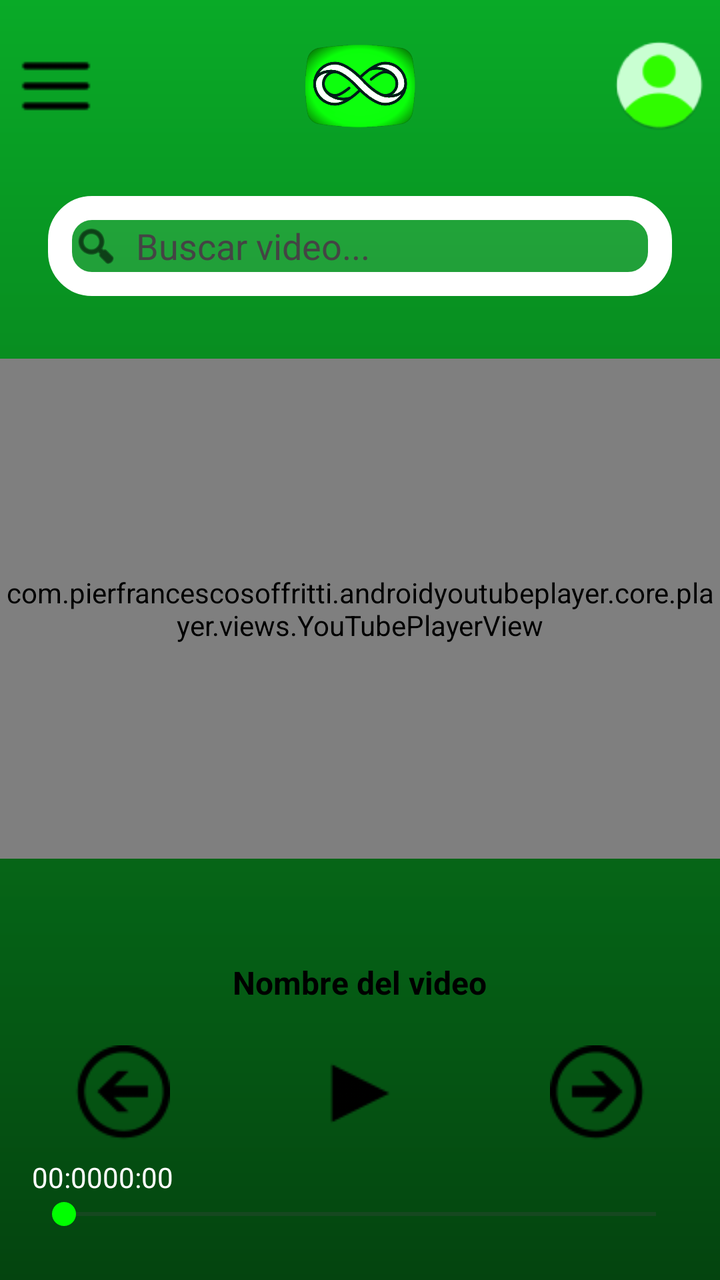
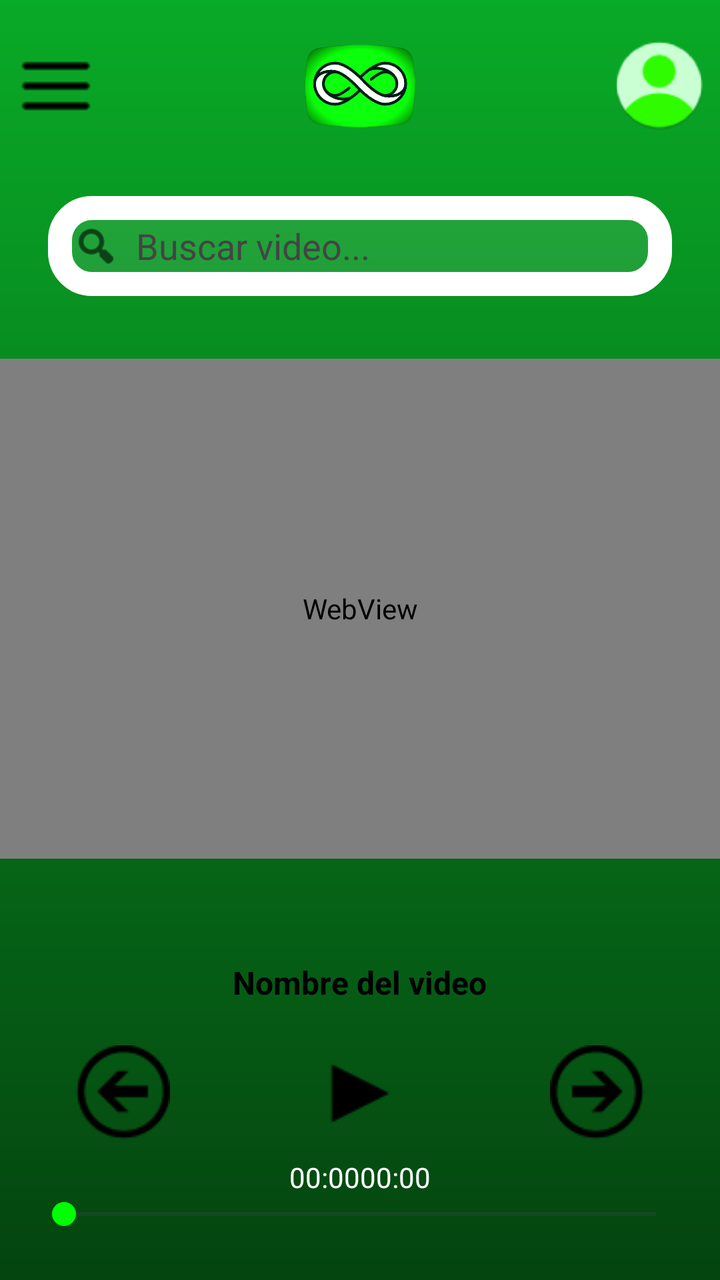

Two renders of the same Android screen: before a commit and after it. Below are the layout's source before the change and the commit's diff.
<!-- AndroidManifest.xml: application theme Theme.LoopTube -->
<!-- res/layout/activity_main.xml -->
<?xml version="1.0" encoding="utf-8"?>
<androidx.constraintlayout.widget.ConstraintLayout
    xmlns:android="http://schemas.android.com/apk/res/android"
    xmlns:app="http://schemas.android.com/apk/res-auto"
    xmlns:tools="http://schemas.android.com/tools"
    android:layout_width="match_parent"
    android:layout_height="match_parent"
    android:background="@drawable/gradiente_verde"
    tools:context=".MainActivity">

    
    <androidx.constraintlayout.widget.ConstraintLayout
        android:id="@+id/header"
        android:layout_width="match_parent"
        android:layout_height="wrap_content"
        android:padding="8dp"
        app:layout_constraintTop_toTopOf="parent">

        <ImageButton
            android:id="@+id/btnMenu"
            android:layout_width="40dp"
            android:layout_height="40dp"
            android:src="@drawable/ic_menu"
            android:background="@null"
            android:contentDescription="Menú"
            app:tint="#000000"
            app:layout_constraintStart_toStartOf="parent"
            app:layout_constraintTop_toTopOf="parent"
            app:layout_constraintBottom_toBottomOf="parent" />

        <ImageView
            android:id="@+id/logoApp"
            android:layout_width="70dp"
            android:layout_height="70dp"
            android:src="@drawable/looptubeicon"
            android:contentDescription="Logo LoopTube"
            app:layout_constraintTop_toTopOf="parent"
            app:layout_constraintBottom_toBottomOf="parent"
            app:layout_constraintStart_toStartOf="parent"
            app:layout_constraintEnd_toEndOf="parent" />

        <ImageButton
            android:id="@+id/btnPerfil"
            android:layout_width="45dp"
            android:layout_height="45dp"
            android:background="@drawable/circle_background"
            android:contentDescription="Perfil"
            android:scaleType="centerInside"
            android:padding="8dp"
            app:tint="@android:color/white"
            app:layout_constraintEnd_toEndOf="parent"
            app:layout_constraintTop_toTopOf="parent"
            app:layout_constraintBottom_toBottomOf="parent" />
    </androidx.constraintlayout.widget.ConstraintLayout>

    <LinearLayout
        android:id="@+id/searchContainer"
        android:layout_width="0dp"
        android:layout_height="50dp"
        android:layout_marginTop="12dp"
        android:orientation="horizontal"
        android:background="@drawable/fondo_formulario"
        android:paddingHorizontal="12dp"
        android:gravity="center_vertical"
        app:layout_constraintTop_toBottomOf="@id/header"
        app:layout_constraintStart_toStartOf="parent"
        app:layout_constraintEnd_toEndOf="parent"
        android:layout_marginHorizontal="24dp">

        <ImageView
            android:layout_width="24dp"
            android:layout_height="24dp"
            android:src="@android:drawable/ic_menu_search"
            android:tint="#000000"
            android:layout_marginEnd="8dp"/>

        <EditText
            android:id="@+id/etBuscar"
            android:layout_width="0dp"
            android:layout_height="wrap_content"
            android:layout_weight="1"
            android:hint="Buscar video..."
            android:textColor="#000000"
            android:background="@null"
            android:inputType="text"
            android:textColorHint="#444444"/>
    </LinearLayout>

    
    <com.pierfrancescosoffritti.androidyoutubeplayer.core.player.views.YouTubePlayerView
        android:id="@+id/youtubePlayer"
        android:layout_width="match_parent"
        android:layout_height="250dp"
        app:layout_constraintTop_toBottomOf="@id/searchContainer"
        app:layout_constraintStart_toStartOf="parent"
        app:layout_constraintEnd_toEndOf="parent"
        app:layout_constraintBottom_toTopOf="@id/contenedorReproductor"/>

    <LinearLayout
        android:id="@+id/contenedorReproductor"
        android:layout_width="0dp"
        android:layout_height="wrap_content"
        android:orientation="vertical"
        android:gravity="center_horizontal"
        android:padding="16dp"
        app:layout_constraintBottom_toBottomOf="parent"
        app:layout_constraintStart_toStartOf="parent"
        app:layout_constraintEnd_toEndOf="parent">

        <TextView
            android:id="@+id/tvTitulo"
            android:layout_width="wrap_content"
            android:layout_height="wrap_content"
            android:text="Nombre del video"
            android:textColor="#000000"
            android:textSize="16sp"
            android:textStyle="bold"
            android:layout_marginTop="4dp"/>

        <androidx.constraintlayout.widget.ConstraintLayout
            android:id="@+id/contenedorControles"
            android:layout_width="match_parent"
            android:layout_height="wrap_content"
            android:paddingHorizontal="20dp"
            android:layout_marginTop="12dp">

            <ImageButton
                android:id="@+id/btnPrev"
                android:layout_width="50dp"
                android:layout_height="50dp"
                android:src="@drawable/ic_prev"
                android:background="@null"
                app:tint="#000000"
                app:layout_constraintStart_toStartOf="parent"
                app:layout_constraintTop_toTopOf="parent"
                app:layout_constraintBottom_toBottomOf="parent" />

            <ImageButton
                android:id="@+id/btnPlay"
                android:layout_width="65dp"
                android:layout_height="65dp"
                android:src="@drawable/ic_play"
                android:background="@null"
                app:tint="#000000"
                app:layout_constraintStart_toStartOf="parent"
                app:layout_constraintEnd_toEndOf="parent"
                app:layout_constraintTop_toTopOf="parent"
                app:layout_constraintBottom_toBottomOf="parent" />

            <ImageButton
                android:id="@+id/btnNext"
                android:layout_width="50dp"
                android:layout_height="50dp"
                android:src="@drawable/ic_next"
                android:background="@null"
                app:tint="#000000"
                app:layout_constraintEnd_toEndOf="parent"
                app:layout_constraintTop_toTopOf="parent"
                app:layout_constraintBottom_toBottomOf="parent" />

        </androidx.constraintlayout.widget.ConstraintLayout>

        
        <LinearLayout
            android:layout_width="match_parent"
            android:layout_height="wrap_content"
            android:orientation="vertical"
            android:gravity="center"
            android:layout_marginBottom="8dp">

            <LinearLayout
                android:layout_width="match_parent"
                android:layout_height="wrap_content"
                android:orientation="horizontal"
                android:gravity="space_between|center_vertical">

                <TextView
                    android:id="@+id/tvTiempoInicio"
                    android:layout_width="wrap_content"
                    android:layout_height="wrap_content"
                    android:text="00:00"
                    android:textColor="#FFFFFF"/>

                <TextView
                    android:id="@+id/tvTiempoFin"
                    android:layout_width="wrap_content"
                    android:layout_height="wrap_content"
                    android:text="00:00"
                    android:textColor="#FFFFFF"/>
            </LinearLayout>

            <SeekBar
                android:id="@+id/seekBar"
                android:layout_width="match_parent"
                android:layout_height="wrap_content"
                android:progressTint="#00FF00"
                android:thumbTint="#00FF00"/>
        </LinearLayout>
    </LinearLayout>

</androidx.constraintlayout.widget.ConstraintLayout>
<!-- resources referenced by this layout -->
<resources>
  <!-- drawable circle_background: png bitmap (drawable, 2626 bytes) -->
  <!-- drawable fondo_formulario (drawable) -->
  <?xml version="1.0" encoding="utf-8"?>
  <shape xmlns:android="http://schemas.android.com/apk/res/android">
      <solid android:color="#1AFFFFFF" />
  
      <stroke
          android:width="12dp"
          android:color="#FFFFFF" />
  
      <corners android:radius="16dp" />
  </shape>
  <!-- drawable gradiente_verde (drawable) -->
  <?xml version="1.0" encoding="utf-8"?>
  <shape xmlns:android="http://schemas.android.com/apk/res/android">
      <gradient
          android:startColor="#09AA27"
          android:endColor="#04440F"
          android:angle="270"/>
  </shape>
  <!-- drawable ic_menu: png bitmap (drawable, 234 bytes) -->
  <!-- drawable ic_next: png bitmap (drawable, 2282 bytes) -->
  <!-- drawable ic_play: png bitmap (drawable, 263 bytes) -->
  <!-- drawable ic_prev: png bitmap (drawable, 1328 bytes) -->
  <!-- drawable looptubeicon: png bitmap (drawable, 60182 bytes) -->
  <style name="Theme.LoopTube" parent="Base.Theme.LoopTube" />
  <style name="Base.Theme.LoopTube" parent="Theme.Material3.DayNight.NoActionBar">
          
          
      </style>
</resources>

<!-- the commit's change to res/layout/activity_main.xml (unified diff, before → after) -->
@@ -71,7 +71,7 @@
             android:layout_width="24dp"
             android:layout_height="24dp"
             android:src="@android:drawable/ic_menu_search"
-            android:tint="#000000"
+            app:tint="#000000"
             android:layout_marginEnd="8dp"/>
 
         <EditText
@@ -87,7 +87,7 @@
     </LinearLayout>
 
     
-    <com.pierfrancescosoffritti.androidyoutubeplayer.core.player.views.YouTubePlayerView
+    <WebView
         android:id="@+id/youtubePlayer"
         android:layout_width="match_parent"
         android:layout_height="250dp"
@@ -172,7 +172,7 @@
                 android:layout_width="match_parent"
                 android:layout_height="wrap_content"
                 android:orientation="horizontal"
-                android:gravity="space_between|center_vertical">
+                android:gravity="center">
 
                 <TextView
                     android:id="@+id/tvTiempoInicio"
